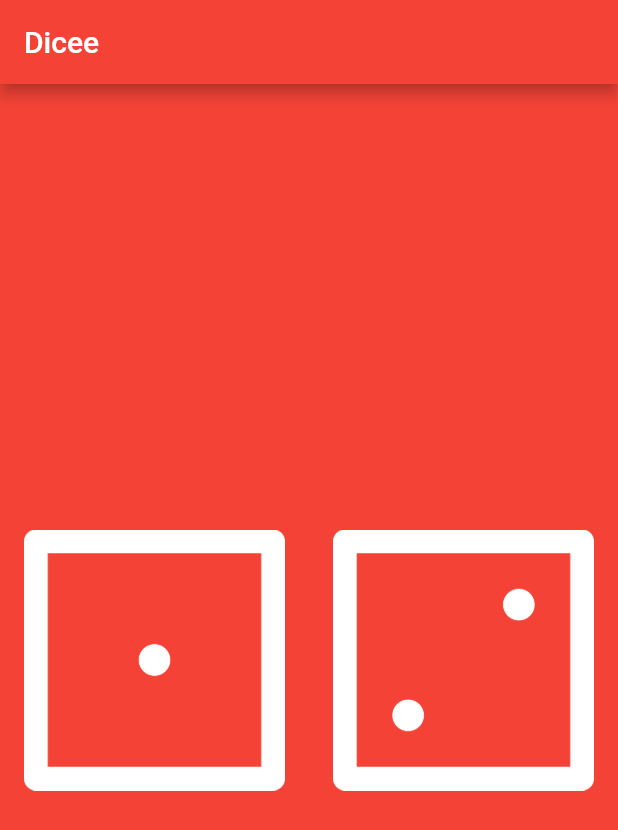
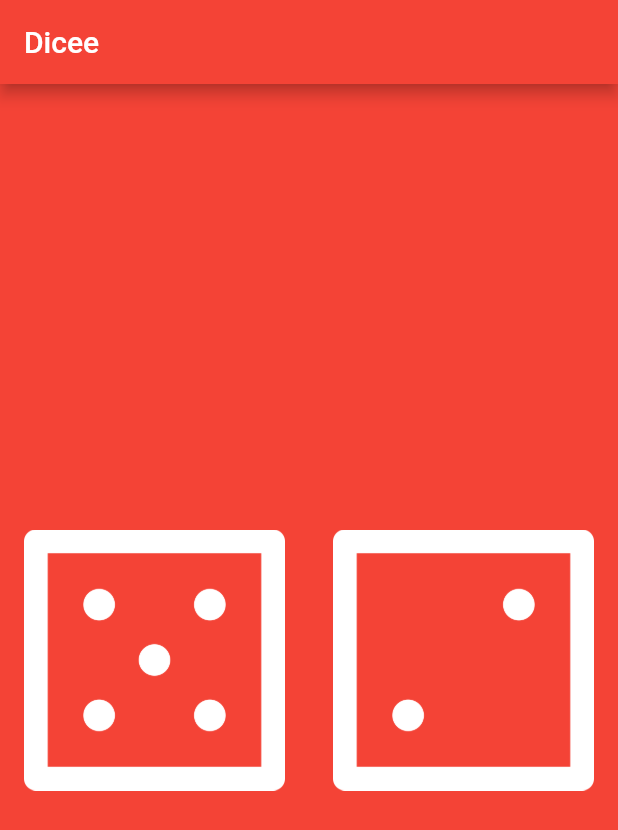
Before and after one commit to TanishqSingla/dice, a Flutter app: the screen it shows after launch, on a phone screen of 412 x 824 dp. Shown: the top 830 px of the screen. Run offline on Flutter 3.47's test engine with Material 2 defaults, Android fonts, the phone set to English and light mode, and no system bars.

```diff
--- a/lib/main.dart
+++ b/lib/main.dart
@@ -18,19 +18,20 @@ void main() {
 class DicePage extends StatelessWidget {
   @override
   Widget build(BuildContext context) {
+    var leftDice = 5;
     return Center(
       child: Row(
         children: <Widget>[
           Expanded(
-            child: Padding(
-              padding: const EdgeInsets.all(16.0),
-              child: Image.asset('images/dice1.png'),
+            child: FlatButton(
+              child: Image.asset('images/dice$leftDice.png'),
+              onPressed: () {},
             ),
           ),
           Expanded(
-            child: Padding(
-              padding: const EdgeInsets.all(16.0),
+            child: FlatButton(
               child: Image.asset('images/dice2.png'),
+              onPressed: () {},
             ),
           ),
         ],
```
Also changed, not shown: 1 other file.
